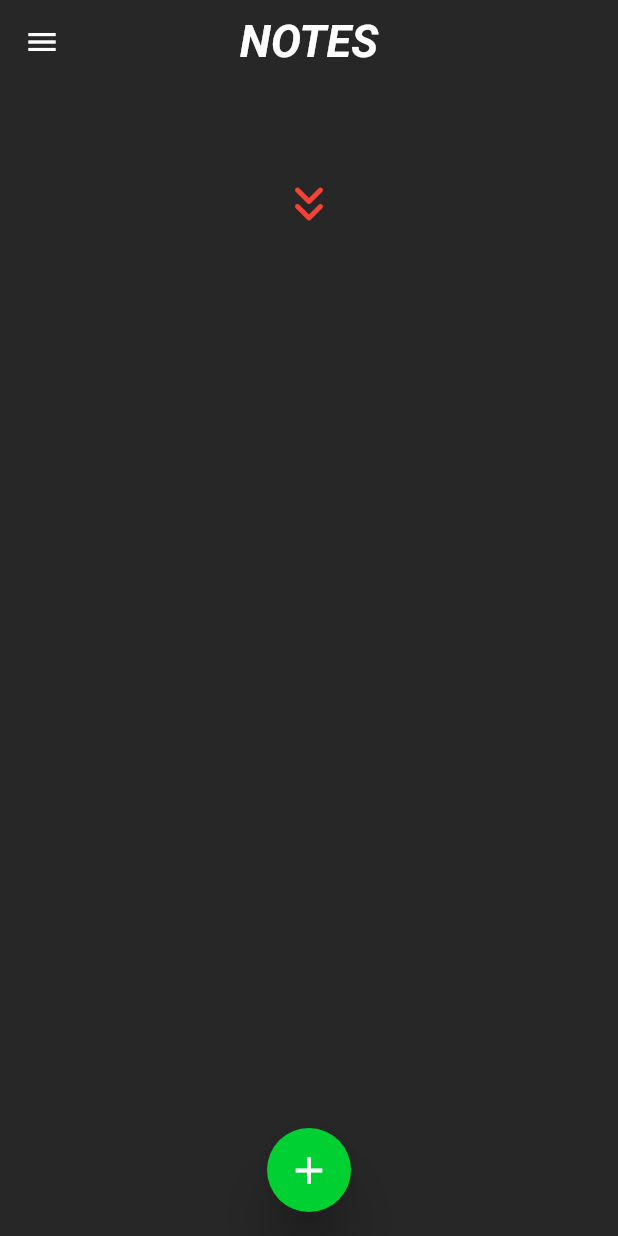
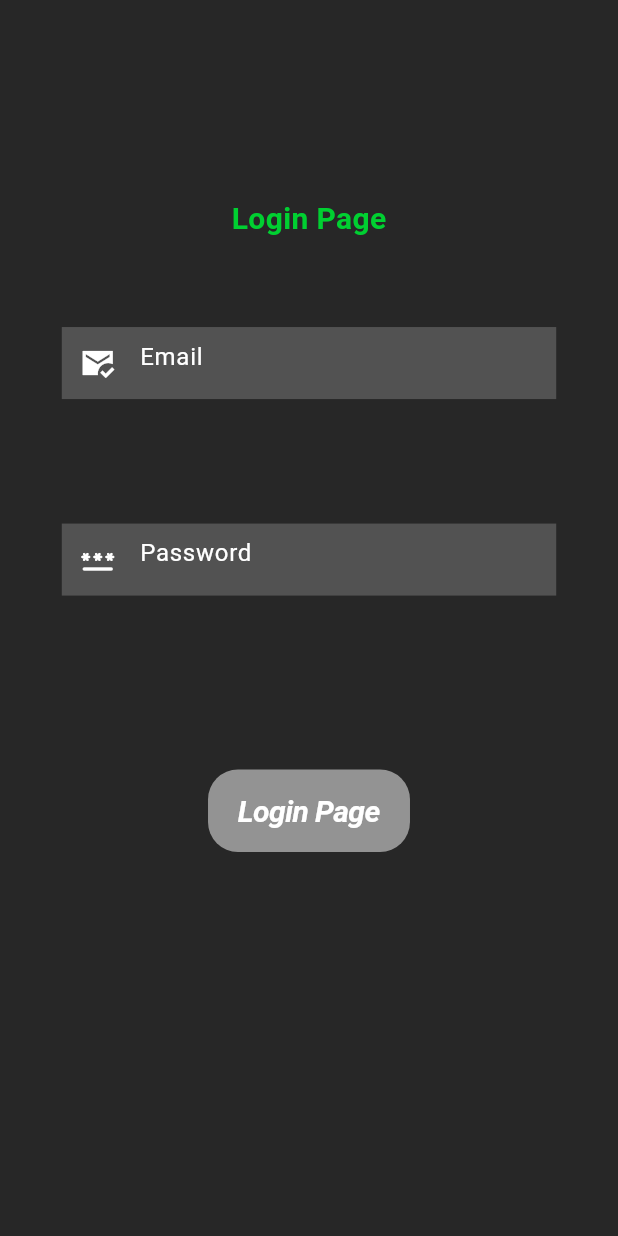
Before and after one commit to Muhammadjj/NotePad_CRUD_Operation, a Flutter app: the screen it shows after launch, on a phone screen of 412 x 824 dp. Run offline on Flutter 3.47's test engine with Material 2 defaults, Android fonts, the light colour scheme and no system bars; drawn by our look-alikes of auto_size_text; our stand-ins replace form_validator, lottie, shared_preferences, sqflite; accounts and stored records are empty.

Commit message:
change notes

```diff
--- a/lib/Components/Driectories/Recycle_Bin_Note_Pad_DBHelper_Class/main_recycle_bin_db_provider_database.dart
+++ b/lib/Components/Driectories/Recycle_Bin_Note_Pad_DBHelper_Class/main_recycle_bin_db_provider_database.dart
@@ -11,6 +11,7 @@ class RecycleBinProvider {
   static const String recycleBinCreateTable =
       """CREATE TABLE $recycleBinTableName($recycleBinColumID INTEGER PRIMARY KEY AUTOINCREMENT,$recycleBinColumTitle TEXT,$recycleBinColumDescription TEXT)""";
 
+
   //Todo: ya hm ny jo History ka table alg sa bnya ha ays  ki get ka method ha
   //Todo: jo ka hm history page pr use kry ga.
   // ** get All data receive this NotePad (getPage) and show this data (HistoryPage)
@@ -20,6 +21,8 @@ class RecycleBinProvider {
     return rowID.map((fetch) => NotePadModelClass.fromMap(fetch)).toList();
   }
 
+
+
   Future<bool> deleteRecycleBinData({int? id}) async {
     Database db = await NotePadDBHelper.dataBaseFunction;
     int rowID = await db.delete(recycleBinTableName,
--- a/lib/Components/drawer.dart
+++ b/lib/Components/drawer.dart
@@ -1,6 +1,6 @@
 import 'package:flutter/material.dart';
 import 'package:note_pad2/Components/Constant/colors_file.dart';
-import 'package:note_pad2/Screens/Routes/routes_method.dart';
+import 'package:note_pad2/Routes/routes_method.dart';
 
 import 'Constant/textstyle.dart';
 
--- a/lib/Screens/Routes/routes_method.dart
+++ b/lib/Routes/routes_method.dart
@@ -1,12 +1,13 @@
 import 'package:flutter/material.dart';
 import 'package:note_pad2/Screens/Drawer_Screens/About_Screen/main_about_screen.dart';
 import 'package:note_pad2/Screens/Drawer_Screens/Recycle_Bin_Screen/main_recycle_bin_screen.dart';
+import 'package:note_pad2/Screens/Login_Screen/main_login_screen.dart';
 
-import '../../Models/note_pad_model_class.dart';
-import '../First_Screen/Update_data_Screen/main_update_screen.dart';
-import '../First_Screen/View_Data_Screen/main_view_screen.dart';
-import '../Second_Screen/Insert_Data_Screen/main_insert_screen.dart';
-import '../Splash_Screen/main_splash_screen.dart';
+import '../Models/note_pad_model_class.dart';
+import '../Screens/First_Screen/Update_data_Screen/main_update_screen.dart';
+import '../Screens/First_Screen/View_Data_Screen/main_view_screen.dart';
+import '../Screens/Second_Screen/Insert_Data_Screen/main_insert_screen.dart';
+import '../Screens/Splash_Screen/main_splash_screen.dart';
 
 class RoutesName {
   static const String splashScreen = "splashScreen";
@@ -15,43 +16,34 @@ class RoutesName {
   static const String thirdScreen = "updateScreen";
   static const String recycleBinScreen = "recycleBinScreen";
   static const String aboutScreen = "aboutScreen";
+  static const String loginScreen = "loginScreen";
 }
 
 class RoutesMethod {
   static Route<dynamic>? onGenerate(RouteSettings settings) {
     if (settings.name == RoutesName.splashScreen) {
-      return MaterialPageRoute(
-        builder: (context) => const SplashScreen(),
-      );
+      return MaterialPageRoute(builder: (context) => const SplashScreen(),);
     } else if (settings.name == RoutesName.firstScreen) {
-      return MaterialPageRoute(
-        builder: (context) => const FetchingScreen(),
-      );
+      return MaterialPageRoute(builder: (context) => const FetchingScreen(),);
     } else if (settings.name == RoutesName.secondScreen) {
-      return MaterialPageRoute(
-        builder: (context) => const InsertScreen(),
-      );
+      return MaterialPageRoute(builder: (context) => const InsertScreen(),);
     } else if (settings.name == RoutesName.thirdScreen) {
-      return MaterialPageRoute(
-        builder: (context) =>
-            UpdateData(modelClass: settings.arguments as NotePadModelClass),
-      );
+      return MaterialPageRoute(builder: (context) =>UpdateData(modelClass: settings.arguments as NotePadModelClass),);
     } else if (settings.name == RoutesName.recycleBinScreen) {
-      return MaterialPageRoute(
-        builder: (context) => const RecycleBinScreen(),
-      );
+      return MaterialPageRoute(builder: (context) => const RecycleBinScreen(),);
     } else if (settings.name == RoutesName.aboutScreen) {
-      return MaterialPageRoute(
-        builder: (context) => const AboutScreen(),
-      );
-    } else {
+      return MaterialPageRoute(builder: (context) => const AboutScreen(),);
+    } else if(settings.name == RoutesName.loginScreen){
+      return MaterialPageRoute(builder: (context) =>const LoginScreen(),);
+    }
+
+    else {
       return MaterialPageRoute(
         builder: (context) {
           return const Scaffold(
             backgroundColor: Colors.red,
             body: Center(
-              child: Text(
-                "Do'nt Found This Pages. ",
+              child: Text("Do'nt Found This Pages. ",
                 style: TextStyle(color: Colors.white),
               ),
             ),
--- a/lib/Screens/Drawer_Screens/Recycle_Bin_Screen/main_recycle_bin_screen.dart
+++ b/lib/Screens/Drawer_Screens/Recycle_Bin_Screen/main_recycle_bin_screen.dart
@@ -2,7 +2,7 @@ import 'package:auto_size_text/auto_size_text.dart';
 import 'package:flutter/material.dart';
 import 'package:note_pad2/Models/note_pad_model_class.dart';
 import 'package:note_pad2/Screens/Drawer_Screens/Recycle_Bin_Screen/recycle_bin_data_widget.dart';
-import 'package:note_pad2/Screens/Routes/routes_method.dart';
+import 'package:note_pad2/Routes/routes_method.dart';
 import '../../../Components/Constant/colors_file.dart';
 import '../../../Components/Constant/textstyle.dart';
 
--- a/lib/Screens/First_Screen/View_Data_Screen/main_view_screen.dart
+++ b/lib/Screens/First_Screen/View_Data_Screen/main_view_screen.dart
@@ -8,7 +8,7 @@ import '../../../Components/Constant/colors_file.dart';
 import '../../../Components/Constant/textstyle.dart';
 import '../../../Components/drawer.dart';
 import '../../../Models/note_pad_model_class.dart';
-import '../../Routes/routes_method.dart';
+import '../../../Routes/routes_method.dart';
 
 
 class FetchingScreen extends StatefulWidget {
--- a/lib/Screens/First_Screen/View_Data_Screen/view_data_widget.dart
+++ b/lib/Screens/First_Screen/View_Data_Screen/view_data_widget.dart
@@ -8,7 +8,7 @@ import 'package:flutter_staggered_grid_view/flutter_staggered_grid_view.dart';
 import '../../../Components/Constant/textstyle.dart';
 import '../../../Components/Driectories/Note_Pad_DBHelper_Classes/main_note_pad_db_provider_database.dart';
 import '../../../Models/note_pad_model_class.dart';
-import '../../Routes/routes_method.dart';
+import '../../../Routes/routes_method.dart';
 
 // class ListViewBuilder extends StatefulWidget {
 //   const ListViewBuilder({super.key});
@@ -94,21 +94,29 @@ class BeautifulGridView extends StatefulWidget {
 
 class _BeautifulGridViewState extends State<BeautifulGridView> {
   NotePadProvider helper = NotePadProvider();
+
+///* Using Empty list as laya ki q ka jo data hmra insert ho raha ha asy hm ny
+///* khi View to krwana ha aur jo data view ho raha ha wo (insert) ma sa ak list
+///* ki sorat ma a raha ha aur as list ko hm ny Fetch krwany ka laya ak list bnye
+///* js ka name hm na (emptyList) rakha
   List<NotePadModelClass> emptyList = [];
   // ** Random class using this colors irrSequence
   Random random = Random();
 
 
-
-  viewData() async {
+ ///* jo hm na (NotePadProvider) app ma (Fetch) krny ki query lakhe ha ays Query
+ ///* ko as method ma use kr raha ha (await) lga kr
+  viewMainData() async {
     emptyList = await helper.getNotePad();
     setState(() {});
   }
 
+
+
   @override
   void initState() {
     super.initState();
-    viewData();
+    viewMainData();
     setState(() {});
   }
 
@@ -116,7 +124,7 @@ class _BeautifulGridViewState extends State<BeautifulGridView> {
 ///* ma a raha ha aur ak (Delay) ka sth a raha ha . Aur ya method Future ma (void)
 ///* kuch bhi return nhi kr raha .
   Future<void> _refresh() {
-    viewData();
+    viewMainData();
     return Future.delayed(const Duration(seconds: 4));
   }
 
@@ -188,7 +196,7 @@ class _BeautifulGridViewState extends State<BeautifulGridView> {
                             bool delete =await helper.deleteNotePad(id: emptyList[index].id);
                             if (delete) {
                               setState(() {
-                                viewData();
+                                viewMainData();
                               });
                             }else{
                                 ScaffoldMessenger.of(context).showSnackBar(const SnackBar(content: Text("Do'nt Delete Data .")));
--- /dev/null
+++ b/lib/Screens/Login_Screen/login_screen_widget.dart
@@ -0,0 +1,54 @@
+import 'package:flutter/material.dart';
+
+Widget loginText(String text, TextStyle textStyle) {
+  return Padding(
+    padding: const EdgeInsets.all(8.0),
+    child: Center(
+        child: Text(
+      text,
+      style: textStyle,
+    )),
+  );
+}
+
+
+
+
+class LoginTextField extends StatelessWidget {
+  const LoginTextField(
+      {super.key,
+      this.prefixIcon,
+      this.hintText,
+      this.hintStyle,
+      this.validator,
+      this.controller});
+
+  final Widget? prefixIcon;
+  final String? hintText;
+  final TextStyle? hintStyle;
+  final FormFieldValidator<String?>? validator;
+  final TextEditingController? controller;
+  @override
+  Widget build(BuildContext context) {
+    var height = MediaQuery.sizeOf(context).height;
+    var width = MediaQuery.sizeOf(context).width;
+
+    return SizedBox(
+      height: height*0.099,
+      width: width*0.8,
+      child: TextFormField(
+        validator: validator,
+        controller: controller,
+        decoration: InputDecoration(
+            border: InputBorder.none,
+            prefixIcon: prefixIcon,
+            filled: true,
+            fillColor: Colors.white.withOpacity(0.2),
+            hintText: hintText,
+            hintStyle: hintStyle,
+            errorStyle: const TextStyle(color: Colors.white)),
+        cursorHeight: 18,
+      ),
+    );
+  }
+}
--- /dev/null
+++ b/lib/Screens/Login_Screen/main_login_screen.dart
@@ -0,0 +1,106 @@
+import 'package:flutter/cupertino.dart';
+import 'package:flutter/material.dart';
+import 'package:note_pad2/Components/Constant/colors_file.dart';
+import 'package:note_pad2/Components/Constant/textstyle.dart';
+import 'package:note_pad2/Screens/Login_Screen/login_screen_widget.dart';
+import 'package:form_validator/form_validator.dart';
+import 'package:shared_preferences/shared_preferences.dart';
+class LoginScreen extends StatefulWidget {
+  const LoginScreen({super.key});
+
+  @override
+  State<LoginScreen> createState() => _LoginScreenState();
+}
+
+class _LoginScreenState extends State<LoginScreen> {
+
+  GlobalKey<FormState> key = GlobalKey<FormState>();
+
+  TextEditingController emailController = TextEditingController();
+  TextEditingController passwordController = TextEditingController();
+
+
+  @override
+  void initState() {
+    // TODO: implement initState
+    super.initState();
+    emailController = TextEditingController();
+    passwordController = TextEditingController();
+  }
+
+ @override
+  void dispose() {
+    // TODO: implement dispose
+    emailController.dispose();
+    passwordController.dispose();
+    super.dispose();
+  }
+  @override
+  Widget build(BuildContext context) {
+    var height = MediaQuery.sizeOf(context).height;
+    var width = MediaQuery.sizeOf(context).width;
+    return Scaffold(
+      backgroundColor: allScreenColors,
+      body: ListView(children: [
+        SizedBox(
+          height: height * 0.15,
+        ),
+        Center(
+          child: Container(
+            height: height * 0.7,
+            width: width * 0.9,
+            // color: Colors.red,
+            child: Form(
+              key: key,
+              child: Column(
+                children: [
+                  // ** Login Text .
+                  loginText("Login Page",
+                      TextStyle(fontSize: 20,fontWeight: FontWeight.w600,color: floatingPointButtonColors)),
+
+                  SizedBox(height: height * 0.060,),
+                  // ** Login TextFormField
+                   LoginTextField(
+                    controller: emailController,
+                    hintText: "Email",
+                    hintStyle:const TextStyle(color: Colors.white),
+                    prefixIcon:const Icon(Icons.mark_email_read_sharp,color: Colors.white,),
+                    validator: ValidationBuilder(requiredMessage: "Enter Email").email("Enter Your Correct Email").build()
+
+                  ),
+                  SizedBox(
+                    height: height * 0.060,
+                  ),
+                   LoginTextField(
+                    controller: passwordController,
+                    hintText: "Password",
+                    hintStyle:const TextStyle(color: Colors.white),
+                    prefixIcon:const Icon(Icons.password_rounded,color: Colors.white,),
+                    validator: ValidationBuilder(requiredMessage: "Enter Password").maxLength(6).build()
+                  ),
+
+                  SizedBox(height: height * 0.1),
+
+                  CupertinoButton(
+                    onPressed: () async{
+                     key.currentState!.validate();
+                      SharedPreferences  preferences = await SharedPreferences.getInstance();
+                      preferences.setString("email", emailController.text.toString());
+                      preferences.setString("password", passwordController.text.toString());
+                      preferences.setBool("login", true);
+
+
+
+                    },
+                    color: Colors.white.withOpacity(0.5),
+                    borderRadius: BorderRadius.circular(20),
+                    child:  Text("Login Page",style: textStyle(20, FontWeight.w600, FontStyle.italic, Colors.white),),)
+                ],
+              ),
+            ),
+          ),
+        ),
+      ]),
+    );
+  }
+}
--- a/lib/Screens/Splash_Screen/main_splash_screen.dart
+++ b/lib/Screens/Splash_Screen/main_splash_screen.dart
@@ -1,9 +1,10 @@
 import 'dart:async';
 import 'package:flutter/material.dart';
 import 'package:lottie/lottie.dart';
+import 'package:note_pad2/Screens/Login_Screen/main_login_screen.dart';
+import 'package:shared_preferences/shared_preferences.dart';
 import '../../Components/Constant/colors_file.dart';
 import '../First_Screen/View_Data_Screen/main_view_screen.dart';
-
 
 /// Todo: As Splash Screen ka jo error a raha tha wo solve krna ha
 /// Todo: means ky console pr jb splash screen load hote ha to mounted ka error
@@ -15,16 +16,36 @@ class SplashScreen extends StatefulWidget {
   State<SplashScreen> createState() => _SplashScreenState();
 }
 
-class _SplashScreenState extends State<SplashScreen> with SingleTickerProviderStateMixin{
-
-
+class _SplashScreenState extends State<SplashScreen>
+    with SingleTickerProviderStateMixin {
   late Timer _timer;
   @override
-  void initState() {
+  void initState()  {
     super.initState();
-    _timer =Timer.periodic(const Duration(seconds: 6), (timer) {
-      Navigator.pushReplacement(context, MaterialPageRoute(builder: (context) => const FetchingScreen(),));
+    loadingScreen();
+  }
+
+ void loadingScreen() async {
+    SharedPreferences preferences = await SharedPreferences.getInstance();
+    bool load = preferences.getBool("login") ?? false;
+
+    if (load) {
+      _timer = Timer.periodic(const Duration(seconds: 6), (timer) {
+        Navigator.pushReplacement(
+            context,
+            MaterialPageRoute(
+              builder: (context) => const FetchingScreen(),
+            ));
       });
+    } else {
+      _timer = Timer.periodic(const Duration(seconds: 6), (timer) {
+        Navigator.pushReplacement(
+            context,
+            MaterialPageRoute(
+              builder: (context) => const LoginScreen(),
+            ));
+      });
+    }
   }
 
   @override
@@ -32,7 +53,6 @@ class _SplashScreenState extends State<SplashScreen> with SingleTickerProviderSt
     _timer.cancel();
     super.dispose();
   }
-
 
   ///* These are Code making error . Seen this error going To Time .
   //   @override
@@ -43,18 +63,13 @@ class _SplashScreenState extends State<SplashScreen> with SingleTickerProviderSt
   //   });
   // }
 
-
   @override
   Widget build(BuildContext context) {
     return Scaffold(
       backgroundColor: allScreenColors,
       body: Center(
           child: Lottie.asset("lottie_animation/note2.json",
-        height: 200,
-        reverse: true,
-        fit: BoxFit.cover,
-        repeat: true)
-      ),
+              height: 200, reverse: true, fit: BoxFit.cover, repeat: true)),
     );
   }
 }
--- a/lib/main.dart
+++ b/lib/main.dart
@@ -1,7 +1,8 @@
 import 'package:flutter/material.dart';
 import 'package:flutter/services.dart';
+import 'package:note_pad2/Screens/Login_Screen/main_login_screen.dart';
 
-import 'Screens/Routes/routes_method.dart';
+import 'Routes/routes_method.dart';
 
 void main() {
   runApp(const NotePadApp());
--- a/pubspec.yaml
+++ b/pubspec.yaml
@@ -41,6 +41,8 @@ dependencies:
   path_provider: ^2.1.0
   auto_size_text: ^3.0.0
   lottie: ^2.6.0
+  form_validator: ^2.1.1
+  shared_preferences: ^2.2.0
 
 dev_dependencies:
   flutter_test:
```
Also changed, not shown: lib/Components/Driectories/Note_Pad_DBHelper_Classes/main_note_pad_db_provider_database.dart (+11 -3 lines), pubspec.lock, 1 other file. Lines whose indentation alone changed are shown as unchanged.
